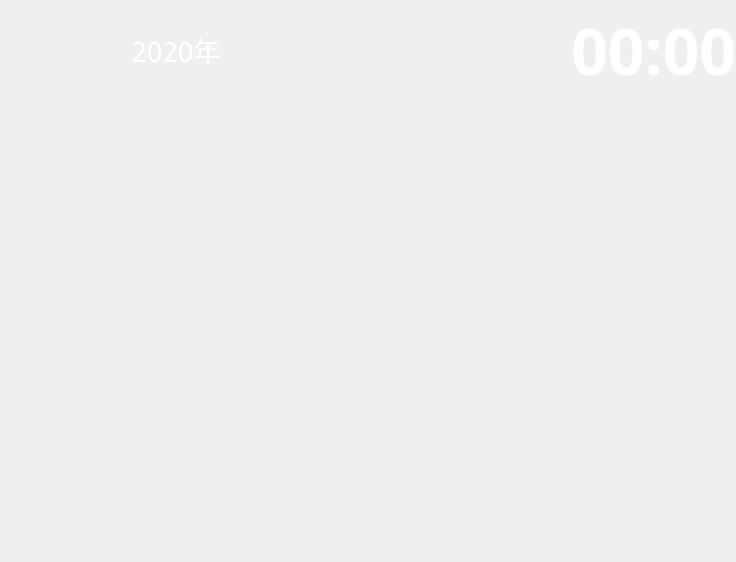
Old version of the form module/frm_display.ui in the repository jack-liaojie/LED_DEMO.
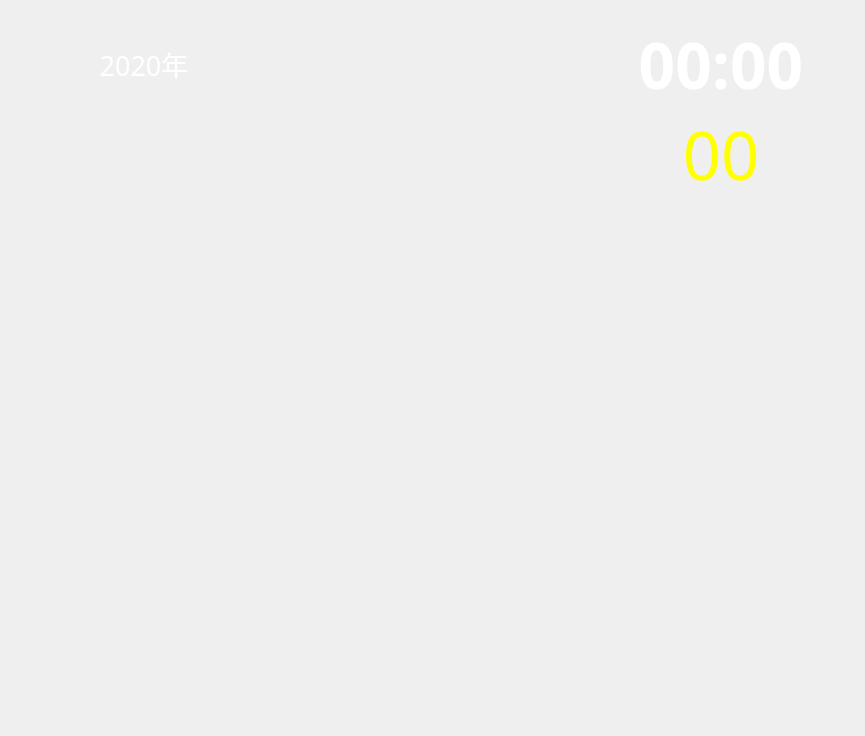
New version of the form. Icons and pictures are not drawn.

Patch:
```diff
--- a/module/frm_display.ui
+++ b/module/frm_display.ui
@@ -6,10 +6,16 @@
    <rect>
     <x>0</x>
     <y>0</y>
-    <width>736</width>
-    <height>562</height>
+    <width>865</width>
+    <height>736</height>
    </rect>
   </property>
+  <property name="sizePolicy">
+   <sizepolicy hsizetype="Expanding" vsizetype="Expanding">
+    <horstretch>0</horstretch>
+    <verstretch>0</verstretch>
+   </sizepolicy>
+  </property>
   <property name="palette">
    <palette>
     <active>
@@ -58,16 +64,13 @@
   <property name="windowTitle">
    <string>Form</string>
   </property>
-  <layout class="QVBoxLayout" name="verticalLayout">
+  <layout class="QVBoxLayout" name="verticalLayout_2">
    <property name="spacing">
     <number>0</number>
    </property>
    <property name="leftMargin">
     <number>0</number>
    </property>
-   <property name="topMargin">
-    <number>0</number>
-   </property>
    <property name="rightMargin">
     <number>0</number>
    </property>
@@ -100,16 +103,13 @@
      <property name="lineWidth">
       <number>0</number>
      </property>
-     <layout class="QHBoxLayout" name="horizontalLayout">
+     <layout class="QHBoxLayout" name="horizontalLayout_2">
       <property name="spacing">
        <number>0</number>
       </property>
       <property name="leftMargin">
        <number>0</number>
       </property>
-      <property name="topMargin">
-       <number>0</number>
-      </property>
       <property name="rightMargin">
        <number>0</number>
       </property>
@@ -117,6 +117,149 @@
        <number>0</number>
       </property>
       <item>
+       <layout class="QGridLayout" name="ly_top" rowstretch="10,10,10,10" columnstretch="10,10,10">
+        <property name="spacing">
+         <number>0</number>
+        </property>
+        <item row="2" column="2">
+         <widget class="QLabel" name="lbl_twentytimer">
+          <property name="sizePolicy">
+           <sizepolicy hsizetype="Expanding" vsizetype="Fixed">
+            <horstretch>0</horstretch>
+            <verstretch>0</verstretch>
+           </sizepolicy>
+          </property>
+          <property name="palette">
+           <palette>
+            <active>
+             <colorrole role="WindowText">
+              <brush brushstyle="SolidPattern">
+               <color alpha="255">
+                <red>255</red>
+                <green>255</green>
+                <blue>0</blue>
+               </color>
+              </brush>
+             </colorrole>
+            </active>
+            <inactive>
+             <colorrole role="WindowText">
+              <brush brushstyle="SolidPattern">
+               <color alpha="255">
+                <red>255</red>
+                <green>255</green>
+                <blue>0</blue>
+               </color>
+              </brush>
+             </colorrole>
+            </inactive>
+            <disabled>
+             <colorrole role="WindowText">
+              <brush brushstyle="SolidPattern">
+               <color alpha="255">
+                <red>120</red>
+                <green>120</green>
+                <blue>120</blue>
+               </color>
+              </brush>
+             </colorrole>
+            </disabled>
+           </palette>
+          </property>
+          <property name="font">
+           <font>
+            <family>微软雅黑</family>
+            <pointsize>50</pointsize>
+            <weight>9</weight>
+            <italic>false</italic>
+            <bold>false</bold>
+           </font>
+          </property>
+          <property name="styleSheet">
+           <string notr="true">font: 75 50pt &quot;微软雅黑&quot;;</string>
+          </property>
+          <property name="text">
+           <string>00</string>
+          </property>
+          <property name="alignment">
+           <set>Qt::AlignCenter</set>
+          </property>
+         </widget>
+        </item>
+        <item row="2" column="0">
+         <spacer name="horizontalSpacer_3">
+          <property name="orientation">
+           <enum>Qt::Horizontal</enum>
+          </property>
+          <property name="sizeHint" stdset="0">
+           <size>
+            <width>189</width>
+            <height>20</height>
+           </size>
+          </property>
+         </spacer>
+        </item>
+        <item row="2" column="1">
+         <widget class="QLabel" name="lbl_title_2">
+          <property name="sizePolicy">
+           <sizepolicy hsizetype="Expanding" vsizetype="Fixed">
+            <horstretch>0</horstretch>
+            <verstretch>0</verstretch>
+           </sizepolicy>
+          </property>
+          <property name="palette">
+           <palette>
+            <active>
+             <colorrole role="WindowText">
+              <brush brushstyle="SolidPattern">
+               <color alpha="255">
+                <red>255</red>
+                <green>255</green>
+                <blue>0</blue>
+               </color>
+              </brush>
+             </colorrole>
+            </active>
+            <inactive>
+             <colorrole role="WindowText">
+              <brush brushstyle="SolidPattern">
+               <color alpha="255">
+                <red>255</red>
+                <green>255</green>
+                <blue>0</blue>
+               </color>
+              </brush>
+             </colorrole>
+            </inactive>
+            <disabled>
+             <colorrole role="WindowText">
+              <brush brushstyle="SolidPattern">
+               <color alpha="255">
+                <red>120</red>
+                <green>120</green>
+                <blue>120</blue>
+               </color>
+              </brush>
+             </colorrole>
+            </disabled>
+           </palette>
+          </property>
+          <property name="font">
+           <font>
+            <pointsize>36</pointsize>
+            <weight>75</weight>
+            <bold>true</bold>
+           </font>
+          </property>
+          <property name="text">
+           <string/>
+          </property>
+          <property name="alignment">
+           <set>Qt::AlignHCenter|Qt::AlignTop</set>
+          </property>
+         </widget>
+        </item>
+        <item row="1" column="0">
        <widget class="QLabel" name="lbl_datetime">
         <property name="sizePolicy">
          <sizepolicy hsizetype="Expanding" vsizetype="Fixed">
@@ -266,10 +409,10 @@
         </property>
        </widget>
       </item>
-      <item>
+        <item row="1" column="1">
        <widget class="QLabel" name="lbl_title">
         <property name="sizePolicy">
-         <sizepolicy hsizetype="Preferred" vsizetype="Preferred">
+           <sizepolicy hsizetype="Expanding" vsizetype="Preferred">
           <horstretch>0</horstretch>
           <verstretch>0</verstretch>
          </sizepolicy>
@@ -328,10 +471,13 @@
         <property name="alignment">
          <set>Qt::AlignCenter</set>
         </property>
-       </widget>
-      </item>
-      <item>
-       <widget class="QLabel" name="lbl_timer">
+          <property name="wordWrap">
+           <bool>true</bool>
+          </property>
+         </widget>
+        </item>
+        <item row="1" column="2">
+         <widget class="QLabel" name="lbl_fivetimer">
         <property name="sizePolicy">
          <sizepolicy hsizetype="Expanding" vsizetype="Fixed">
           <horstretch>0</horstretch>
@@ -458,15 +604,17 @@
         </property>
         <property name="styleSheet">
          <string notr="true">color: rgb(255,255, 255);
-font: 75 100pt &quot;微软雅黑&quot;;</string>
+font: 75 70pt &quot;微软雅黑&quot;;</string>
         </property>
         <property name="text">
          <string>00:00</string>
         </property>
         <property name="alignment">
-         <set>Qt::AlignRight|Qt::AlignTrailing|Qt::AlignVCenter</set>
-        </property>
-       </widget>
+           <set>Qt::AlignCenter</set>
+          </property>
+         </widget>
+        </item>
+       </layout>
       </item>
      </layout>
     </widget>
@@ -488,16 +636,13 @@
      <property name="lineWidth">
       <number>0</number>
      </property>
-     <layout class="QHBoxLayout" name="horizontalLayout_5">
+     <layout class="QVBoxLayout" name="verticalLayout">
       <property name="spacing">
        <number>0</number>
       </property>
       <property name="leftMargin">
        <number>0</number>
       </property>
-      <property name="topMargin">
-       <number>0</number>
-      </property>
       <property name="rightMargin">
        <number>0</number>
       </property>
@@ -537,27 +682,7 @@
      <property name="lineWidth">
       <number>0</number>
      </property>
-     <layout class="QHBoxLayout" name="horizontalLayout_6">
-      <property name="spacing">
-       <number>0</number>
-      </property>
-      <property name="leftMargin">
-       <number>0</number>
-      </property>
-      <property name="topMargin">
-       <number>0</number>
-      </property>
-      <property name="rightMargin">
-       <number>0</number>
-      </property>
-      <property name="bottomMargin">
-       <number>0</number>
-      </property>
-      <item>
-       <layout class="QHBoxLayout" name="ly_bottom">
-        <property name="spacing">
-         <number>0</number>
-        </property>
+     <layout class="QHBoxLayout" name="horizontalLayout">
         <item>
          <widget class="QLabel" name="lbl_ico_left">
           <property name="sizePolicy">
@@ -584,7 +709,7 @@
           </property>
           <property name="sizeHint" stdset="0">
            <size>
-            <width>40</width>
+          <width>54</width>
             <height>20</height>
            </size>
           </property>
@@ -628,7 +753,7 @@
           </property>
           <property name="sizeHint" stdset="0">
            <size>
-            <width>37</width>
+          <width>53</width>
             <height>17</height>
            </size>
           </property>
@@ -649,8 +774,6 @@
            <set>Qt::AlignCenter</set>
           </property>
          </widget>
-        </item>
-       </layout>
       </item>
      </layout>
     </widget>
```
Lines whose indentation alone changed are shown as unchanged.
